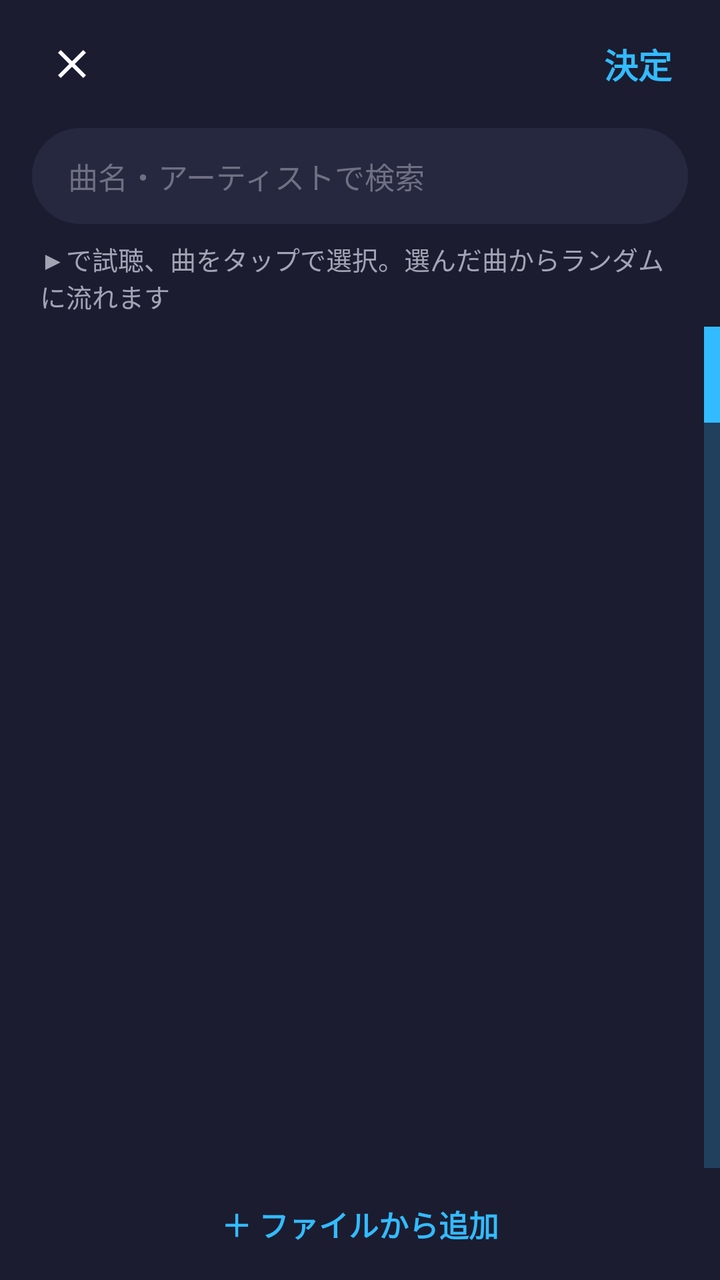
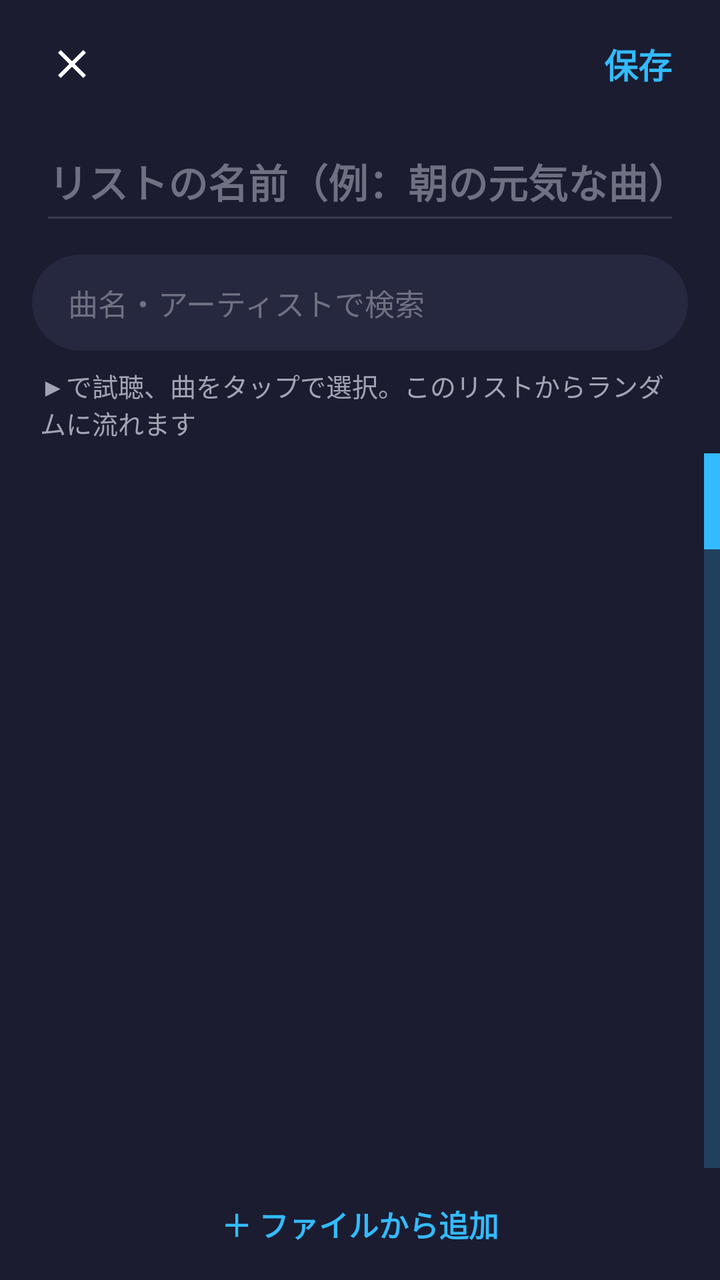

Before-and-after screenshots of an Android layout around one commit, followed by the original layout XML and the change that was made.
<!-- AndroidManifest.xml: application theme AppTheme -->
<!-- res/layout/activity_sound_picker.xml -->
<?xml version="1.0" encoding="utf-8"?>
<LinearLayout xmlns:android="http://schemas.android.com/apk/res/android"
    android:layout_width="match_parent" android:layout_height="match_parent"
    android:background="@color/bg" android:orientation="vertical">

    <LinearLayout android:layout_width="match_parent" android:layout_height="64dp"
        android:gravity="center_vertical" android:orientation="horizontal"
        android:paddingHorizontal="8dp">
        <ImageButton android:id="@+id/pickClose"
            android:layout_width="56dp" android:layout_height="56dp"
            android:background="?android:attr/selectableItemBackgroundBorderless"
            android:src="@drawable/ic_close" android:contentDescription="閉じる" />
        <TextView android:id="@+id/pickCount"
            android:layout_width="0dp" android:layout_weight="1" android:layout_height="wrap_content"
            android:layout_marginStart="4dp"
            android:textColor="@color/text" android:textSize="18sp" android:textStyle="bold" />
        <TextView android:id="@+id/pickDone"
            android:layout_width="wrap_content" android:layout_height="match_parent"
            android:gravity="center" android:paddingHorizontal="16dp"
            android:background="?android:attr/selectableItemBackground"
            android:text="決定" android:textColor="@color/accent"
            android:textSize="17sp" android:textStyle="bold" />
    </LinearLayout>

    <EditText android:id="@+id/pickSearch"
        android:layout_width="match_parent" android:layout_height="48dp"
        android:layout_marginHorizontal="16dp" android:layout_marginBottom="8dp"
        android:background="@drawable/search_bg" android:paddingHorizontal="18dp"
        android:hint="曲名・アーティストで検索" android:textColorHint="@color/textOff"
        android:textColor="@color/text" android:textSize="15sp"
        android:inputType="text" android:maxLines="1" android:imeOptions="actionSearch" />

    <TextView android:layout_width="match_parent" android:layout_height="wrap_content"
        android:paddingHorizontal="20dp" android:paddingBottom="6dp"
        android:text="▶で試聴、曲をタップで選択。選んだ曲からランダムに流れます"
        android:textColor="@color/textOff2" android:textSize="13sp" />

    <FrameLayout android:layout_width="match_parent" android:layout_height="0dp"
        android:layout_weight="1">
        <ListView android:id="@+id/songList"
            android:layout_width="match_parent" android:layout_height="match_parent"
            android:divider="@null" android:fastScrollEnabled="true" />
        <TextView android:id="@+id/pickEmpty"
            android:layout_width="match_parent" android:layout_height="wrap_content"
            android:layout_marginTop="80dp" android:gravity="center" android:padding="24dp"
            android:textColor="@color/textOff2" android:textSize="15sp" android:visibility="gone" />
    </FrameLayout>

    <TextView android:id="@+id/pickFiles"
        android:layout_width="match_parent" android:layout_height="56dp"
        android:gravity="center" android:background="?android:attr/selectableItemBackground"
        android:text="＋ ファイルから追加" android:textColor="@color/accent"
        android:textSize="15sp" android:textStyle="bold" />
</LinearLayout>
<!-- resources referenced by this layout -->
<resources>
  <color name="accent">#33BBFF</color>
  <color name="bg">#1B1C30</color>
  <color name="text">#FFFFFF</color>
  <color name="textOff">#6F7082</color>
  <color name="textOff2">#A3A4B3</color>
  <!-- drawable ic_close (drawable) -->
  <vector xmlns:android="http://schemas.android.com/apk/res/android" android:width="24dp" android:height="24dp" android:viewportWidth="24" android:viewportHeight="24">
      <path android:fillColor="#FFFFFFFF" android:pathData="M19,6.41L17.59,5 12,10.59 6.41,5 5,6.41 10.59,12 5,17.59 6.41,19 12,13.41 17.59,19 19,17.59 13.41,12z"/>
  </vector>
  <!-- drawable search_bg (drawable) -->
  <shape xmlns:android="http://schemas.android.com/apk/res/android"><solid android:color="#262840"/><corners android:radius="24dp"/></shape>
  <style name="AppTheme" parent="Theme.AppCompat.NoActionBar">
          <item name="colorPrimary">@color/accent</item>
          <item name="colorAccent">@color/accent</item>
          <item name="colorControlNormal">@color/accent</item>
          <item name="colorControlActivated">@color/accent</item>
          <item name="android:windowBackground">@color/bg</item>
          <item name="android:statusBarColor">@color/bg</item>
          <item name="android:navigationBarColor">@color/bg</item>
          <item name="android:textColorPrimary">@color/text</item>
          <item name="android:textColorSecondary">@color/textOff2</item>
          <item name="android:colorBackground">@color/bg</item>
      </style>
</resources>

<!-- the commit's change to res/layout/activity_sound_picker.xml (unified diff, before → after) -->
@@ -18,9 +18,17 @@
             android:layout_width="wrap_content" android:layout_height="match_parent"
             android:gravity="center" android:paddingHorizontal="16dp"
             android:background="?android:attr/selectableItemBackground"
-            android:text="決定" android:textColor="@color/accent"
+            android:text="保存" android:textColor="@color/accent"
             android:textSize="17sp" android:textStyle="bold" />
     </LinearLayout>
+
+    <EditText android:id="@+id/pickName"
+        android:layout_width="match_parent" android:layout_height="wrap_content"
+        android:layout_marginHorizontal="20dp" android:layout_marginBottom="10dp"
+        android:hint="リストの名前（例：朝の元気な曲）" android:textColorHint="@color/textOff"
+        android:textColor="@color/text" android:textSize="20sp" android:textStyle="bold"
+        android:inputType="text" android:maxLines="1" android:imeOptions="actionDone"
+        android:backgroundTint="@color/divider" android:paddingVertical="12dp" />
 
     <EditText android:id="@+id/pickSearch"
         android:layout_width="match_parent" android:layout_height="48dp"
@@ -32,7 +40,7 @@
 
     <TextView android:layout_width="match_parent" android:layout_height="wrap_content"
         android:paddingHorizontal="20dp" android:paddingBottom="6dp"
-        android:text="▶で試聴、曲をタップで選択。選んだ曲からランダムに流れます"
+        android:text="▶で試聴、曲をタップで選択。このリストからランダムに流れます"
         android:textColor="@color/textOff2" android:textSize="13sp" />
 
     <FrameLayout android:layout_width="match_parent" android:layout_height="0dp"
<!-- resource entries referenced after the edit -->
@@ -2,6 +2,7 @@
 <resources>
   <color name="accent">#33BBFF</color>
   <color name="bg">#1B1C30</color>
+  <color name="divider">#3A3B52</color>
   <color name="text">#FFFFFF</color>
   <color name="textOff">#6F7082</color>
   <color name="textOff2">#A3A4B3</color>
